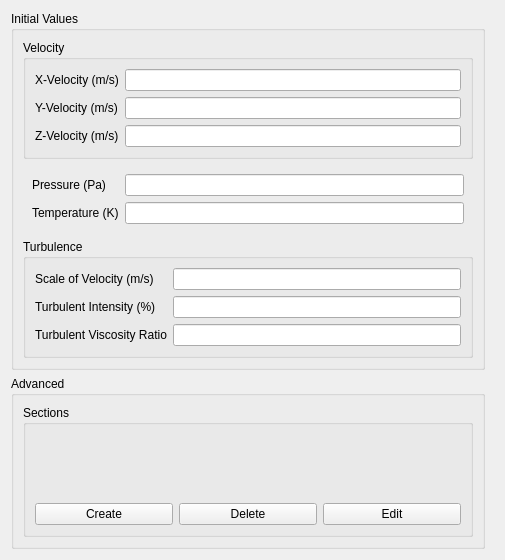
This is baramFlow/view/solution/initialization/initialization_widget.ui in nextfoam/baram as Qt 5 draws it before an edit. The edited form follows.
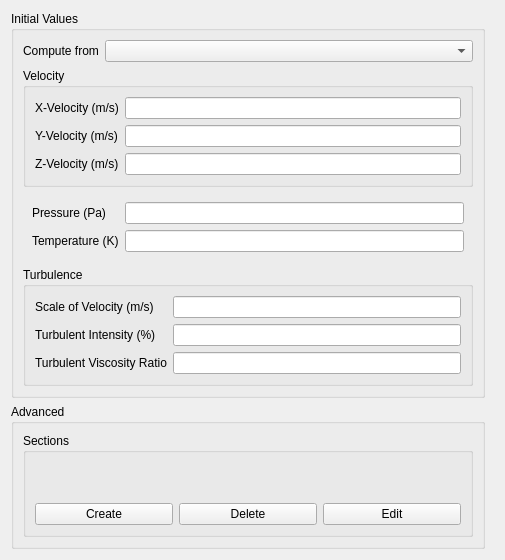
This is the edited form.

Commit message: Issue baram#605 To copy initial field values from a boundary condition

What changed in the file:
```diff
--- a/baramFlow/view/solution/initialization/initialization_widget.ui
+++ b/baramFlow/view/solution/initialization/initialization_widget.ui
@@ -53,6 +53,34 @@
           <string>Initial Values</string>
          </property>
          <layout class="QVBoxLayout" name="initialValuesLayout">
+          <item>
+           <widget class="QWidget" name="widget" native="true">
+            <layout class="QHBoxLayout" name="horizontalLayout_2" stretch="0,1">
+             <property name="leftMargin">
+              <number>0</number>
+             </property>
+             <property name="topMargin">
+              <number>0</number>
+             </property>
+             <property name="rightMargin">
+              <number>0</number>
+             </property>
+             <property name="bottomMargin">
+              <number>0</number>
+             </property>
+             <item>
+              <widget class="QLabel" name="label">
+               <property name="text">
+                <string>Compute from</string>
+               </property>
+              </widget>
+             </item>
+             <item>
+              <widget class="QComboBox" name="computeFrom"/>
+             </item>
+            </layout>
+           </widget>
+          </item>
           <item>
            <widget class="QGroupBox" name="groupBox_2">
             <property name="title">
```
The commit also changes 1 other file.
